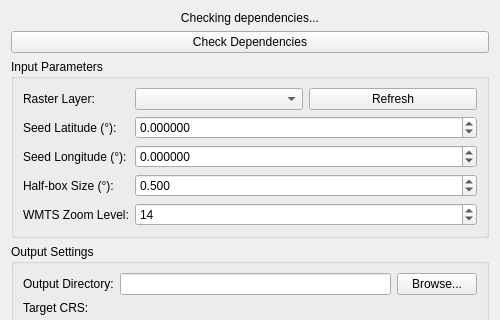
First picture: the form in auto_georeferencer_dialog_base.ui, repository entirelyalive/autogeo, before the edit; both pictures show x 0 to 500 and y 0 to 320 of the 500 by 712 pixel window.
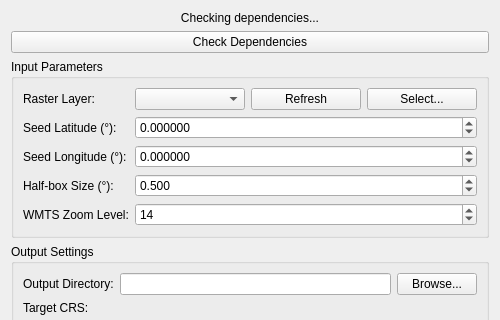
Second picture: the form after the edit. Custom widgets are drawn as their Qt base class.

Commit message: Add multi-raster selection and sequential processing

```diff
--- a/auto_georeferencer_dialog_base.ui
+++ b/auto_georeferencer_dialog_base.ui
@@ -56,6 +56,13 @@
           </property>
          </widget>
         </item>
+        <item>
+         <widget class="QPushButton" name="pushButton_selectRasters">
+          <property name="text">
+           <string>Select...</string>
+          </property>
+         </widget>
+        </item>
        </layout>
       </item>
       <item row="1" column="0">
```
The commit also changes 3 other files.
